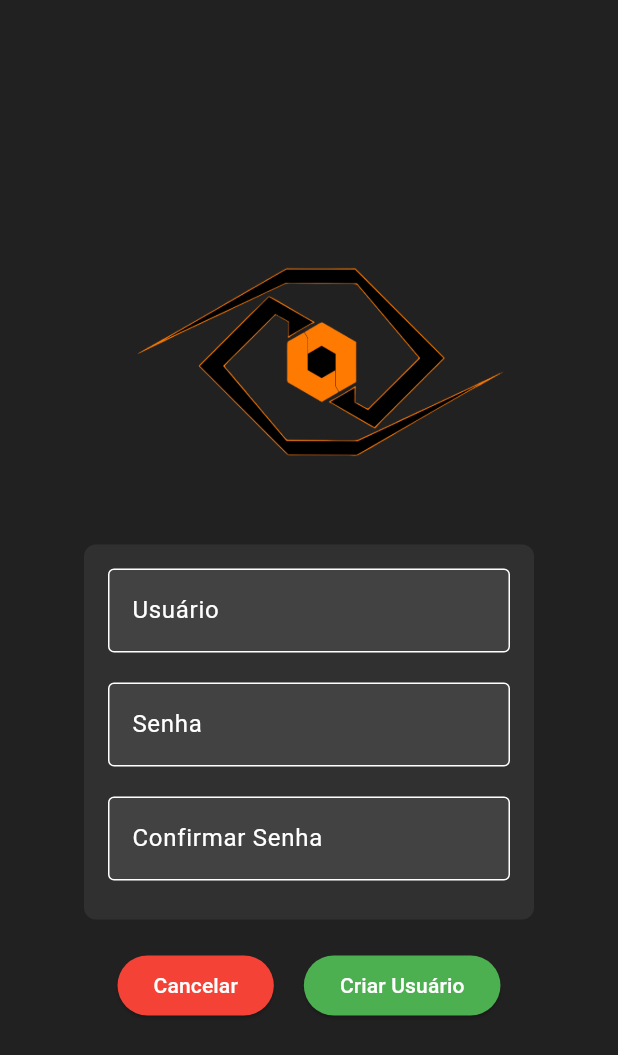
After one commit to luckytods/Heimdall, a Flutter app: the screen it shows after launch, after a tap on "Criar novo usuário", on a phone screen of 412 x 824 dp. The commit adds this screen. Shown: the top 1055 px of the screen. Run offline on Flutter 3.47's test engine with Material 3 defaults, Android fonts, the phone set to English and light mode, and no system bars; our stand-ins replace fl_chart; network calls fail.

Commit message:
Tela de criação de user criada e funcional.

```diff
--- a/webpage/front/lib/login.dart
+++ b/webpage/front/lib/login.dart
@@ -2,6 +2,7 @@ import 'package:flutter/material.dart';
 import 'package:http/http.dart' as http;
 import 'dart:convert';
 import 'dashboard.dart';
+import 'register.dart'; // Importe a tela de registro
 
 class LoginPage extends StatefulWidget {
   @override
@@ -163,6 +164,25 @@ class _LoginPageState extends State<LoginPage> {
                   ),
                 ),
               ),
+              SizedBox(height: 10),
+              TextButton(
+                onPressed: () {
+                  Navigator.pushReplacement(
+                    context,
+                    MaterialPageRoute(
+                        builder: (context) =>
+                            RegisterScreen()), // Navega para a tela de registro
+                  );
+                },
+                child: Text(
+                  'Criar novo usuário',
+                  style: TextStyle(
+                    color: Colors.white, // Mesma tonalidade de branco
+                    decoration: TextDecoration
+                        .underline, // Estilo sublinhado para destacar
+                  ),
+                ),
+              ),
             ],
           ),
         ),
--- /dev/null
+++ b/webpage/front/lib/register.dart
@@ -0,0 +1,242 @@
+import 'package:flutter/material.dart';
+import 'package:http/http.dart' as http;
+import 'dart:convert';
+import 'dashboard.dart'; // Importe a tela de dashboard
+import 'login.dart'; // Importe a tela de login
+
+class RegisterScreen extends StatefulWidget {
+  @override
+  _RegisterScreenState createState() => _RegisterScreenState();
+}
+
+class _RegisterScreenState extends State<RegisterScreen> {
+  final TextEditingController _usernameController = TextEditingController();
+  final TextEditingController _passwordController = TextEditingController();
+  final TextEditingController _confirmPasswordController =
+      TextEditingController();
+
+  final _formKey = GlobalKey<FormState>();
+  String _errorMessage = ''; // Mensagem de erro para exibição
+  bool _isLoading = false;
+
+  // Função para criar usuário
+  Future<void> _createUser() async {
+    String username = _usernameController.text;
+    String password = _passwordController.text;
+    String confirmPassword = _confirmPasswordController.text;
+
+    // Verifica se as senhas coincidem
+    if (password != confirmPassword) {
+      setState(() {
+        _errorMessage = 'As senhas não coincidem.';
+      });
+      return;
+    }
+
+    try {
+      var url = Uri.parse(
+          'http://localhost:5000/check-username'); // Verifica se o nome de usuário já existe
+      var response = await http.post(
+        url,
+        headers: {'Content-Type': 'application/json'},
+        body: json.encode({'username': username}),
+      );
+
+      if (response.statusCode == 200) {
+        var responseData = json.decode(response.body);
+
+        if (responseData['exists']) {
+          setState(() {
+            _errorMessage = 'Nome de usuário já existe. Escolha outro.';
+          });
+        } else {
+          // Nome de usuário não existe, podemos criar o usuário
+          var createUserUrl = Uri.parse(
+              'http://localhost:5000/create-user'); // Endpoint para criar o usuário
+          var createResponse = await http.post(
+            createUserUrl,
+            headers: {'Content-Type': 'application/json'},
+            body: json.encode({'username': username, 'password': password}),
+          );
+
+          if (createResponse.statusCode == 200) {
+            var createUserData = json.decode(createResponse.body);
+
+            if (createUserData['success']) {
+              // Login automático após criar o usuário
+              Navigator.pushReplacement(
+                context,
+                MaterialPageRoute(
+                  builder: (context) =>
+                      DashboardScreen(userId: createUserData['user_id']),
+                ),
+              );
+            } else {
+              setState(() {
+                _errorMessage = 'Erro ao criar o usuário.';
+              });
+            }
+          } else {
+            setState(() {
+              _errorMessage = 'Erro ao conectar ao servidor.';
+            });
+          }
+        }
+      } else {
+        setState(() {
+          _errorMessage = 'Erro ao conectar ao servidor.';
+        });
+      }
+    } catch (e) {
+      setState(() {
+        _errorMessage = 'Erro de conexão: $e';
+      });
+    }
+  }
+
+  @override
+  Widget build(BuildContext context) {
+    return Scaffold(
+      backgroundColor: Colors.grey[900],
+      body: Center(
+        child: SingleChildScrollView(
+          child: Column(
+            mainAxisSize: MainAxisSize.min,
+            children: [
+              // Adicionando a logo acima da caixa
+              Image.asset(
+                'assets/logo.png',
+                height: 200,
+              ),
+              SizedBox(height: 20),
+              Container(
+                width: 300,
+                padding: const EdgeInsets.all(16.0),
+                decoration: BoxDecoration(
+                  color: Colors.grey[850],
+                  borderRadius: BorderRadius.circular(8),
+                ),
+                child: Form(
+                  key: _formKey,
+                  child: Column(
+                    mainAxisSize: MainAxisSize.min,
+                    children: [
+                      TextFormField(
+                        controller: _usernameController,
+                        decoration: InputDecoration(
+                          labelText: 'Usuário',
+                          labelStyle: TextStyle(color: Colors.white),
+                          enabledBorder: OutlineInputBorder(
+                            borderSide: BorderSide(color: Colors.white),
+                          ),
+                          focusedBorder: OutlineInputBorder(
+                            borderSide: BorderSide(color: Colors.blue),
+                          ),
+                          filled: true,
+                          fillColor: Colors.grey[800],
+                        ),
+                        style: TextStyle(color: Colors.white),
+                        validator: (value) {
+                          if (value == null || value.isEmpty) {
+                            return 'Por favor, insira o nome de usuário';
+                          }
+                          return null;
+                        },
+                      ),
+                      SizedBox(height: 20),
+                      TextFormField(
+                        controller: _passwordController,
+                        obscureText: true,
+                        decoration: InputDecoration(
+                          labelText: 'Senha',
+                          labelStyle: TextStyle(color: Colors.white),
+                          enabledBorder: OutlineInputBorder(
+                            borderSide: BorderSide(color: Colors.white),
+                          ),
+                          focusedBorder: OutlineInputBorder(
+                            borderSide: BorderSide(color: Colors.blue),
+                          ),
+                          filled: true,
+                          fillColor: Colors.grey[800],
+                        ),
+                        style: TextStyle(color: Colors.white),
+                        validator: (value) {
+                          if (value == null || value.isEmpty) {
+                            return 'Por favor, insira a senha';
+                          }
+                          return null;
+                        },
+                      ),
+                      SizedBox(height: 20),
+                      TextFormField(
+                        controller: _confirmPasswordController,
+                        obscureText: true,
+                        decoration: InputDecoration(
+                          labelText: 'Confirmar Senha',
+                          labelStyle: TextStyle(color: Colors.white),
+                          enabledBorder: OutlineInputBorder(
+                            borderSide: BorderSide(color: Colors.white),
+                          ),
+                          focusedBorder: OutlineInputBorder(
+                            borderSide: BorderSide(color: Colors.blue),
+                          ),
+                          filled: true,
+                          fillColor: Colors.grey[800],
+                        ),
+                        style: TextStyle(color: Colors.white),
+                        validator: (value) {
+                          if (value == null || value.isEmpty) {
+                            return 'Por favor, confirme a senha';
+                          }
+                          return null;
+                        },
+                      ),
+                      SizedBox(height: 10),
+                      if (_errorMessage.isNotEmpty)
+                        Text(
+                          _errorMessage,
+                          style: TextStyle(color: Colors.red),
+                        ),
+                    ],
+                  ),
+                ),
+              ),
+              SizedBox(height: 20),
+              _isLoading
+                  ? CircularProgressIndicator()
+                  : Row(
+                      mainAxisAlignment: MainAxisAlignment.center,
+                      children: [
+                        ElevatedButton(
+                          onPressed: () {
+                            Navigator.pushReplacement(
+                              context,
+                              MaterialPageRoute(
+                                  builder: (context) => LoginPage()),
+                            );
+                          },
+                          child: Text('Cancelar'),
+                          style: ElevatedButton.styleFrom(
+                            foregroundColor: Colors.white,
+                            backgroundColor:
+                                Colors.red, // Cor de fundo vermelha
+                          ),
+                        ),
+                        SizedBox(width: 20), // Espaço entre os botões
+                        ElevatedButton(
+                          onPressed: _createUser,
+                          child: Text('Criar Usuário'),
+                          style: ElevatedButton.styleFrom(
+                            foregroundColor: Colors.white,
+                            backgroundColor: Colors.green, // Cor de fundo verde
+                          ),
+                        ),
+                      ],
+                    ),
+            ],
+          ),
+        ),
+      ),
+    );
+  }
+}
```
Also changed, not shown: webpage/front/lib/dashboard.dart (+22 -1 lines), 2 other files.
